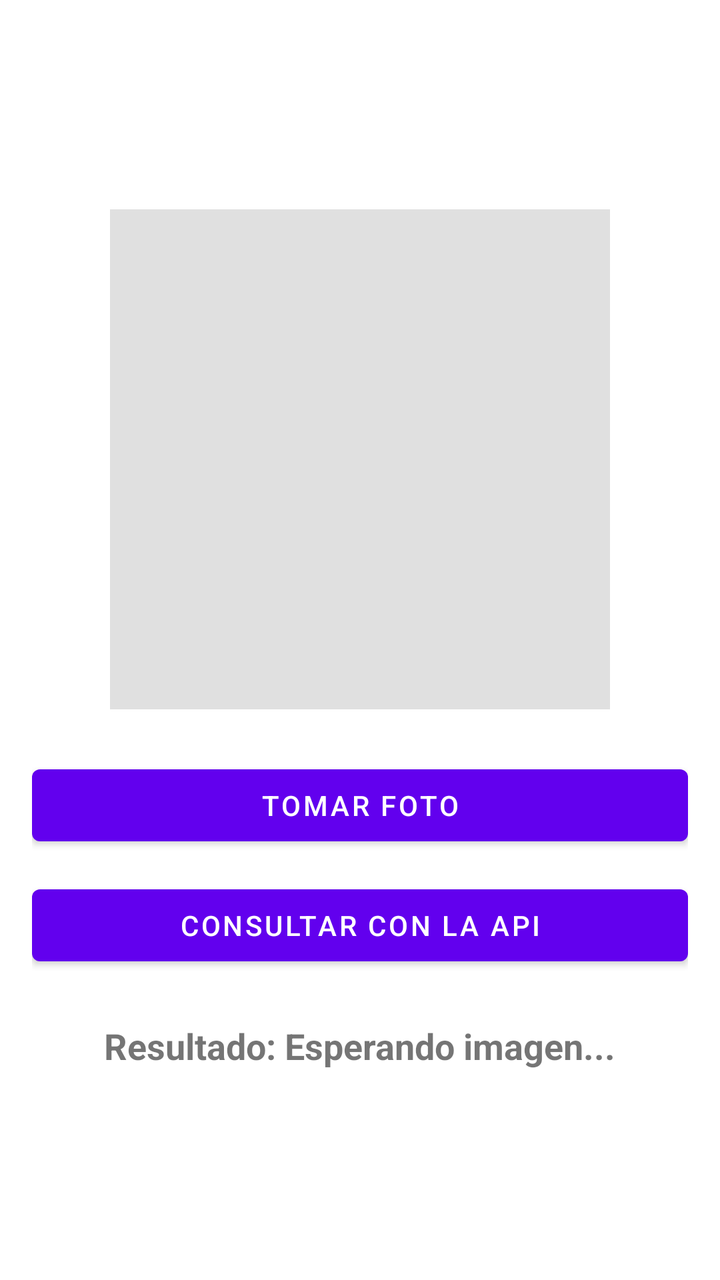
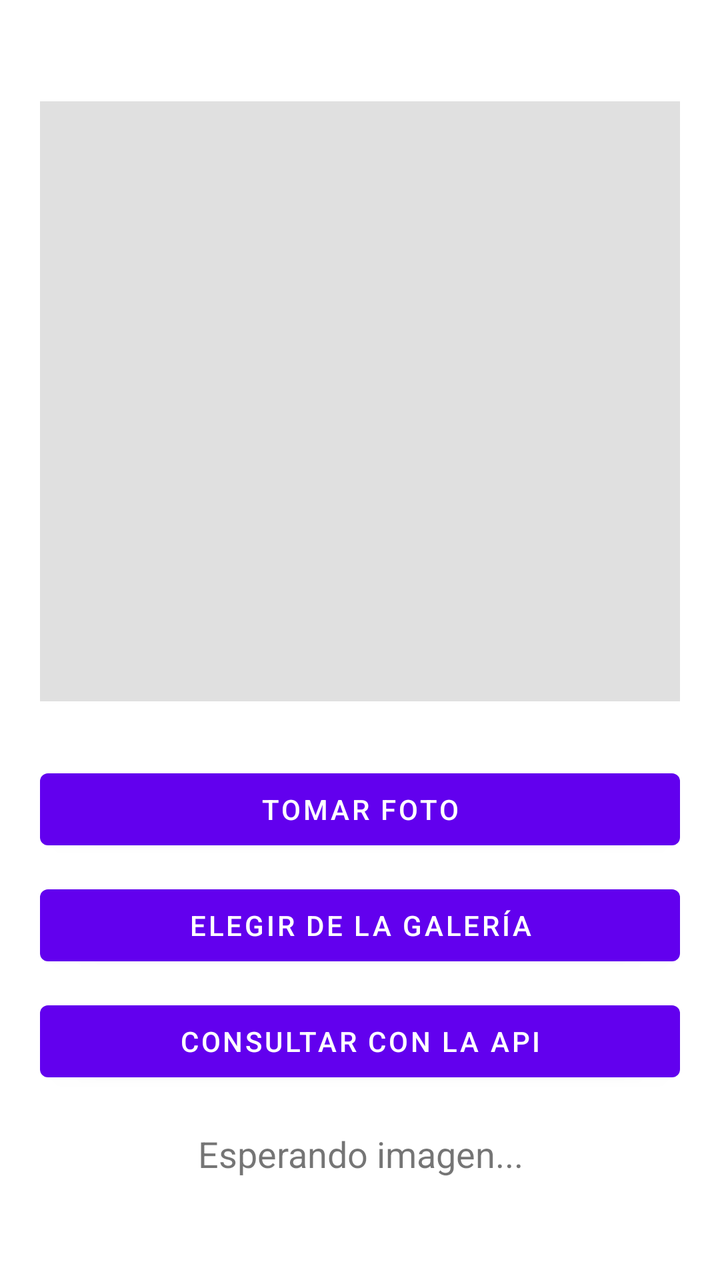

An Android layout rendered at two revisions. The XML below is the earlier revision; the diff shows what the commit changed to produce the second picture.
<!-- AndroidManifest.xml: activity theme Theme.ReconocimientoFacial -->
<!-- res/layout/activity_main.xml -->
<?xml version="1.0" encoding="utf-8"?>
<LinearLayout xmlns:android="http://schemas.android.com/apk/res/android"
    android:layout_width="match_parent"
    android:layout_height="match_parent"
    android:orientation="vertical"
    android:gravity="center"
    android:padding="16dp">

    <ImageView
        android:id="@+id/ivFoto"
        android:layout_width="250dp"
        android:layout_height="250dp"
        android:scaleType="centerCrop"
        android:background="#E0E0E0"
        android:contentDescription="Foto capturada" />

    <Button
        android:id="@+id/btnTomarFoto"
        android:layout_width="match_parent"
        android:layout_height="wrap_content"
        android:layout_marginTop="24dp"
        android:text="Tomar Foto" />

    <Button
        android:id="@+id/btnEnviarApi"
        android:layout_width="match_parent"
        android:layout_height="wrap_content"
        android:layout_marginTop="12dp"
        android:text="Consultar con la API" />

    <TextView
        android:id="@+id/tvResultado"
        android:layout_width="wrap_content"
        android:layout_height="wrap_content"
        android:layout_marginTop="24dp"
        android:textSize="18sp"
        android:textStyle="bold"
        android:text="Resultado: Esperando imagen..." />

</LinearLayout>
<!-- resources referenced by this layout -->
<resources>
  <style name="Theme.ReconocimientoFacial" parent="Theme.MaterialComponents.DayNight.NoActionBar" />
</resources>

<!-- the commit's change to res/layout/activity_main.xml (unified diff, before → after) -->
@@ -4,37 +4,44 @@
     android:layout_height="match_parent"
     android:orientation="vertical"
     android:gravity="center"
-    android:padding="16dp">
+    android:padding="20dp">
 
+    
     <ImageView
         android:id="@+id/ivFoto"
-        android:layout_width="250dp"
-        android:layout_height="250dp"
-        android:scaleType="centerCrop"
-        android:background="#E0E0E0"
-        android:contentDescription="Foto capturada" />
+        android:layout_width="match_parent"
+        android:layout_height="300dp"
+        android:scaleType="fitCenter"
+        android:background="#E0E0E0" />
 
     <Button
         android:id="@+id/btnTomarFoto"
         android:layout_width="match_parent"
         android:layout_height="wrap_content"
-        android:layout_marginTop="24dp"
+        android:layout_marginTop="30dp"
         android:text="Tomar Foto" />
+
+
+    <Button
+        android:id="@+id/btnAbrirGaleria"
+        android:layout_width="match_parent"
+        android:layout_height="wrap_content"
+        android:layout_marginTop="10dp"
+        android:text="Elegir de la Galería" />
 
     <Button
         android:id="@+id/btnEnviarApi"
         android:layout_width="match_parent"
         android:layout_height="wrap_content"
-        android:layout_marginTop="12dp"
+        android:layout_marginTop="10dp"
         android:text="Consultar con la API" />
 
     <TextView
         android:id="@+id/tvResultado"
-        android:layout_width="wrap_content"
+        android:layout_width="match_parent"
         android:layout_height="wrap_content"
-        android:layout_marginTop="24dp"
+        android:layout_marginTop="20dp"
+        android:textAlignment="center"
         android:textSize="18sp"
-        android:textStyle="bold"
-        android:text="Resultado: Esperando imagen..." />
-
+        android:text="Esperando imagen..." />
 </LinearLayout>
